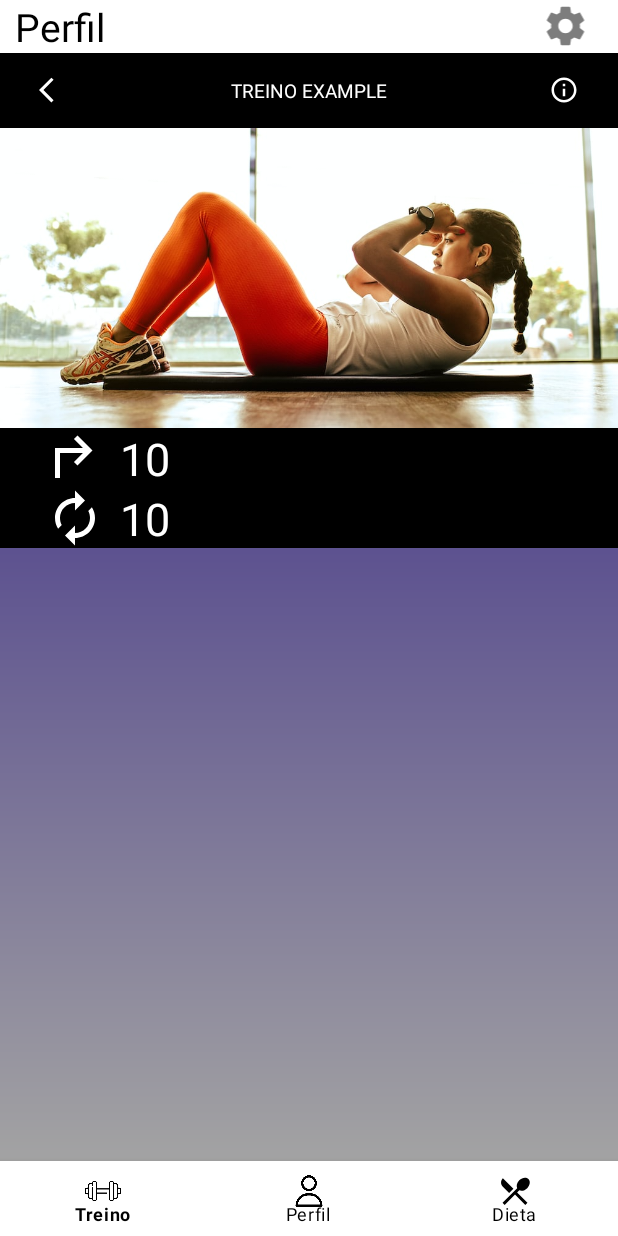
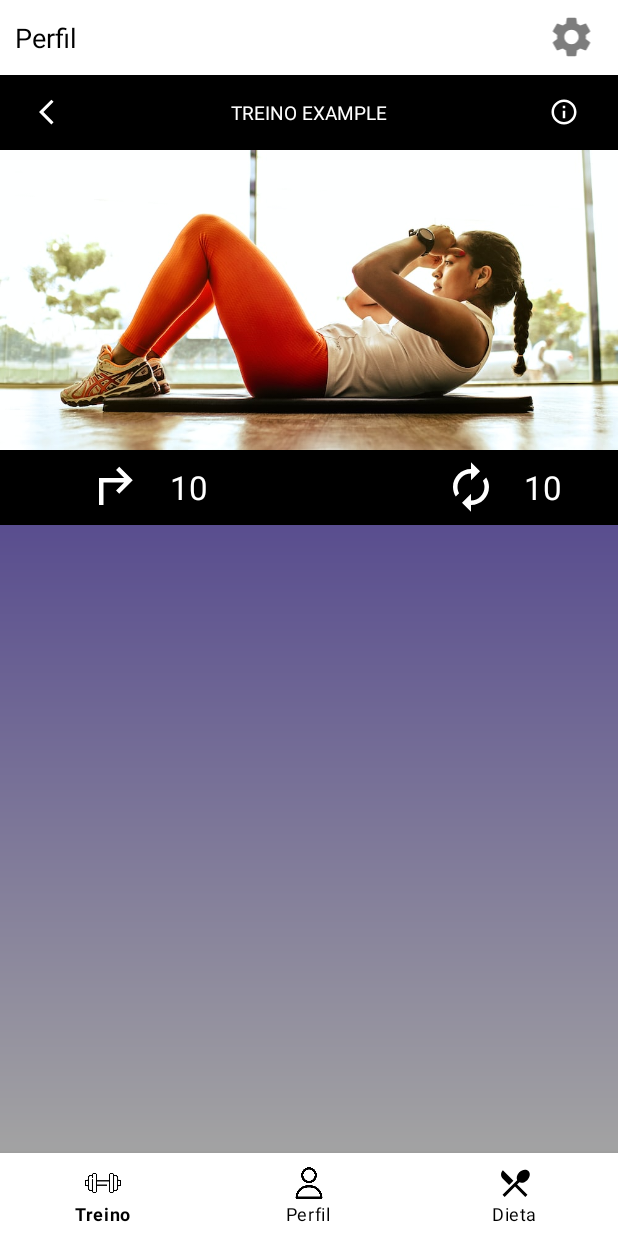
Before and after one commit to PedroTresmondi/BefitMobileApp, an Android app: the fragment ExercicioFragment placed in its activity, on a phone screen of 412 x 824 dp. Run offline under Robolectric (Android 15) with nearby library versions, the light colour scheme and no system bars; our stand-ins replace Picasso; pictures from the network do not load; 4 statements that could not run were skipped.

Commit message:
tela de ingredientes e mudanca visual

```diff
--- a/app/src/main/java/com/example/befitapp/ExercicioItemAdapter.kt
+++ b/app/src/main/java/com/example/befitapp/ExercicioItemAdapter.kt
@@ -49,8 +49,8 @@ class ExercicioItemAdapter(
 
         fun bindView(exercicio: Exercicio, listaExercicio: List<Exercicio>) {
             exercicioNome.text = exercicio.nome
-            exercicioRepeticoes.text = "repetições ${exercicio.quantidade}"
-            exercicioSeries.text = "series ${exercicio.repeticao}"
+            exercicioRepeticoes.text = "Repetições: ${exercicio.quantidade}"
+            exercicioSeries.text = "Series: ${exercicio.repeticao}"
             itemExercicio.setOnClickListener {
                 it.animate()
                     .scaleX(0.9f)
--- a/app/src/main/java/com/example/befitapp/HomeActivity.kt
+++ b/app/src/main/java/com/example/befitapp/HomeActivity.kt
@@ -22,7 +22,6 @@ class HomeActivity : AppCompatActivity() {
         supportFragmentManager.beginTransaction()
             .replace(R.id.fragment_container, defaultFragment)
             .commit()
-
         bottomNavigationView.setOnItemSelectedListener { menuItem ->
             when (menuItem.itemId) {
                 R.id.menu_training -> {
--- a/app/src/main/java/com/example/befitapp/ItemIngredienteAdapter.kt
+++ b/app/src/main/java/com/example/befitapp/ItemIngredienteAdapter.kt
@@ -25,7 +25,9 @@ class ItemIngredienteAdapter(val lista: MutableList<Ingrediente>,
     override fun onBindViewHolder(holder: ItemIngredienteAdapter.IngredienteViewHolder, position: Int) {
         val ingrediente = lista.get(position)
         holder.nome.text = ingrediente.nome
-        holder.porcao.text = ingrediente.porcao.toString()
+        holder.porcao.text = "${ingrediente.porcao}g"
+        holder.caloria.text =  "${ingrediente.caloria} kcal"
+
     }
 
     override fun getItemCount(): Int {
@@ -35,5 +37,6 @@ class ItemIngredienteAdapter(val lista: MutableList<Ingrediente>,
     class IngredienteViewHolder(itemView: View) : RecyclerView.ViewHolder(itemView) {
         val nome = itemView.findViewById<TextView>(R.id.tv_ingrediente_nome)
         val porcao = itemView.findViewById<TextView>(R.id.tv_ingrediente_porcao)
+        val caloria = itemView.findViewById<TextView>(R.id.tv_ingrediente_caloria)
     }
 }
--- a/app/src/main/java/com/example/befitapp/PerfilFragment.kt
+++ b/app/src/main/java/com/example/befitapp/PerfilFragment.kt
@@ -70,7 +70,9 @@ class PerfilFragment : Fragment(), OnMapReadyCallback {
 
 
         view.findViewById<TextView>(R.id.nome).let {
-            it.text = "Bem vindo! ${arguments?.getString("nome")}"
+            val nome = arguments?.getString("nome")
+            val nomeFormatado = nome?.substring(0, 1)?.capitalize() + nome?.substring(1)
+            it.text = "Olá! $nomeFormatado"
         }
 
 
--- a/app/src/main/res/drawable-v24/border_radius.xml
+++ b/app/src/main/res/drawable-v24/border_radius.xml
@@ -1,5 +1,7 @@
 <shape xmlns:android="http://schemas.android.com/apk/res/android"
-    android:shape="rectangle">
+    android:shape="rectangle"
+    >
+
     <corners
         android:bottomLeftRadius="8dp"
         android:bottomRightRadius="8dp"
--- a/app/src/main/res/drawable/app_gradient_dark.xml
+++ b/app/src/main/res/drawable/app_gradient_dark.xml
@@ -1,7 +1,8 @@
 <shape xmlns:android="http://schemas.android.com/apk/res/android"
     android:shape="rectangle">
     <gradient
-        android:startColor="#241080"
+        android:startColor="#120842"
+        android:centerColor="#241080"
         android:endColor="#0E0E0E"
         android:angle="270" />
 </shape>
--- a/app/src/main/res/layout/activity_home.xml
+++ b/app/src/main/res/layout/activity_home.xml
@@ -21,7 +21,7 @@
         <LinearLayout
             android:id="@+id/top_navigation_bg"
             android:layout_width="match_parent"
-            android:layout_height="wrap_content"
+            android:layout_height="50dp"
             android:paddingHorizontal="10dp"
             android:layout_weight="0"
             style="@style/top_navigation_bg"
@@ -32,7 +32,8 @@
                 android:layout_width="wrap_content"
                 android:layout_height="wrap_content"
                 android:layout_gravity="center"
-                android:text="Nome da activity"
+                android:text="@string/nome_da_activity"
+                android:textSize="18sp"
                 style="@style/top_navigation_content"
                  />
 
@@ -43,7 +44,7 @@
 
             <ImageView
                 android:id="@+id/item_imagem"
-                android:layout_width="50dp"
+                android:layout_width="42dp"
                 android:layout_height="32dp"
                 android:layout_gravity="center"
                 android:src="@drawable/baseline_settings_24" />
@@ -68,7 +69,7 @@
         <com.google.android.material.bottomnavigation.BottomNavigationView
             android:id="@+id/bottom_navigation"
             android:layout_width="match_parent"
-            android:layout_height="50dp"
+            android:layout_height="55dp"
             android:layout_gravity="bottom"
             app:menu="@menu/bottom_navigation_menu"
             style="@style/bottom_navigation"
--- a/app/src/main/res/layout/fragment_exercicio.xml
+++ b/app/src/main/res/layout/fragment_exercicio.xml
@@ -60,23 +60,32 @@
 
         <LinearLayout
             android:layout_width="match_parent"
-            android:layout_height="80dp"
+            android:layout_height="50dp"
             android:background="@color/black">
 
             <LinearLayout
-                android:layout_width="280dp"
-                android:layout_height="80dp"
-                android:orientation="vertical"
+                android:gravity="center"
+                android:layout_width="match_parent"
+                android:layout_height="50dp"
+                android:orientation="horizontal"
                 android:paddingLeft="30dp">
 
                 <LinearLayout
-                    android:layout_width="match_parent"
+                    android:layout_marginStart="30dp"
+                    android:layout_marginEnd="30dp"
+                    android:layout_width="wrap_content"
                     android:layout_height="40dp"
+                    android:layout_weight="1"
                     android:gravity="center_vertical">
 
+              <LinearLayout
+                  android:layout_weight="1"
+                  android:layout_width="wrap_content"
+                  android:layout_height="wrap_content">
+
                   <ImageView
-                        android:layout_width="40dp"
-                        android:layout_height="40dp"
+                      android:layout_width="36dp"
+                      android:layout_height="36dp"
                       android:layout_gravity="center_vertical"
                       android:rotation="180"
                       android:scaleX="-1"
@@ -87,21 +96,21 @@
                       android:layout_width="40dp"
                       android:layout_height="40dp"
                       android:layout_marginLeft="10dp"
+                      android:gravity="center"
                       android:text="10"
                       android:textColor="@color/white"
-                        android:textSize="30sp" />
+                      android:textSize="22sp" />
+
               </LinearLayout>
 
-
                     <LinearLayout
-                    android:layout_width="match_parent"
-                    android:layout_height="40dp"
-                    android:gravity="center_vertical">
+                        android:layout_width="wrap_content"
+                        android:layout_height="wrap_content">
 
                         <ImageView
                             android:id="@+id/iv_numero_repeticao"
-                        android:layout_width="40dp"
-                        android:layout_height="40dp"
+                            android:layout_width="36dp"
+                            android:layout_height="36dp"
                             android:layout_gravity="center_vertical"
                             android:src="@drawable/baseline_autorenew_24" />
 
@@ -110,9 +119,13 @@
                             android:layout_width="40dp"
                             android:layout_height="40dp"
                             android:layout_marginLeft="10dp"
+                            android:gravity="center"
                             android:text="10"
                             android:textColor="@color/white"
-                        android:textSize="30sp" />
+                            android:textSize="22sp" />
+
+                    </LinearLayout>
+
                 </LinearLayout>
             </LinearLayout>
         </LinearLayout>
--- a/app/src/main/res/layout/fragment_perfil.xml
+++ b/app/src/main/res/layout/fragment_perfil.xml
@@ -23,8 +23,9 @@
                 android:layout_height="wrap_content"
                 android:layout_gravity="center"
                 android:text="@string/nome_usuario"
-                android:textColor="#C1BFBF"
-                android:textSize="26sp" />
+                android:textColor="#FFFFFF"
+                android:textStyle="bold"
+                android:textSize="20sp" />
         </LinearLayout>
 
         <LinearLayout
--- a/app/src/main/res/layout/item_favorito.xml
+++ b/app/src/main/res/layout/item_favorito.xml
@@ -22,8 +22,10 @@
         android:layout_width="wrap_content"
         android:layout_height="wrap_content"
         android:layout_gravity="center"
-        android:text=""
-        android:textSize="30sp"
+        android:text="teste"
+        android:layout_marginStart="15dp"
+        android:textSize="20sp"
+        android:gravity="center"
         android:textColor="@color/black"
         />
 
--- a/app/src/main/res/values-night/themes.xml
+++ b/app/src/main/res/values-night/themes.xml
@@ -124,4 +124,9 @@
         <item name="android:textSize">16sp</item>
     </style>
 
+    <style name="item">
+        <item name="android:textColor">@color/white</item>
+        <item name="backgroundColor">@color/black</item>
+    </style>
+
 </resources>
--- a/app/src/main/res/values/strings.xml
+++ b/app/src/main/res/values/strings.xml
@@ -46,6 +46,8 @@
     <string name="ingrediente_1">Ingrediente 1</string>
     <string name="porcao_15">porcao 15</string>
     <string name="dieta_example">DIETA EXAMPLE</string>
+    <string name="nome_da_activity">Nome da activity</string>
+    <string name="calorias">Calorias</string>
 
 
 </resources>
```
Also changed, not shown: app/src/main/java/com/example/befitapp/CatalogoIngredienteFragment.kt (+5 -2 lines), app/src/main/java/com/example/befitapp/FavoritoAdapter.kt (+18 -30 lines), app/src/main/java/com/example/befitapp/LoginActivity.kt (+6 -2 lines), app/src/main/res/layout/item_catalogo.xml (+53 -29 lines), app/src/main/res/layout/item_catalogo_ingredientes.xml (+54 -7 lines), app/src/main/res/layout/item_exercicio.xml (+19 -12 lines), app/src/main/res/drawable-v24/ic_like.png, app/src/main/res/drawable-v24/ic_like_vermelho.png. Lines whose indentation alone changed are shown as unchanged.
